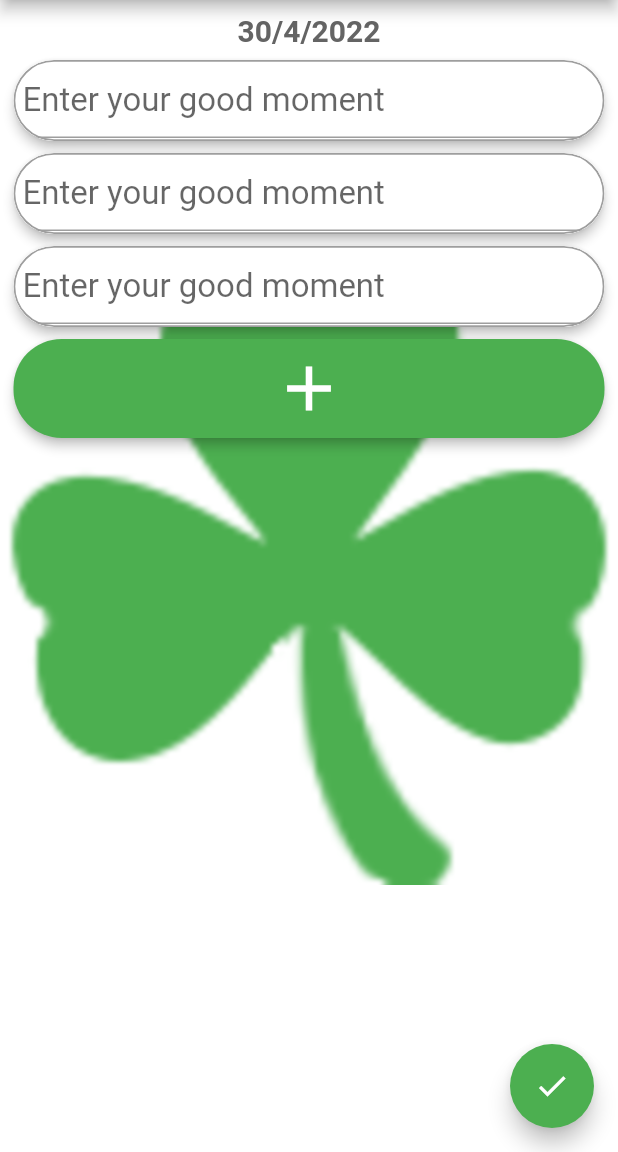
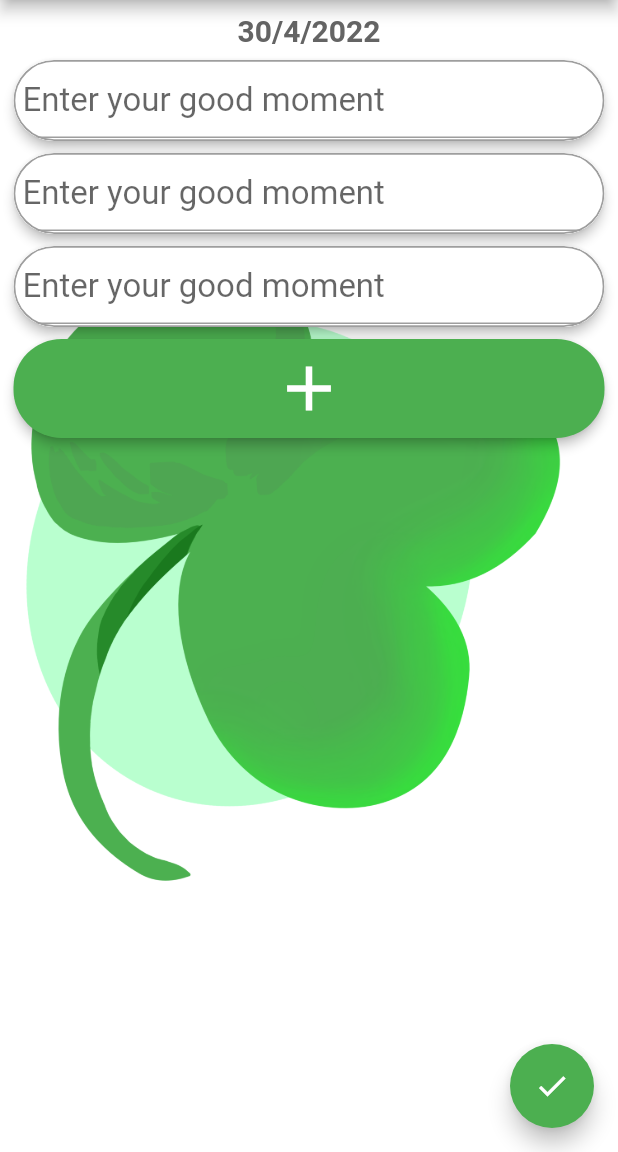
Before and after one commit to Alpagateau/blabliblu, a Flutter app: the screen it shows after launch, on a phone screen of 412 x 824 dp, the part 84-1236 px from its top. Run offline on Flutter 3.47's test engine with Material 2 defaults, Android fonts, the phone set to English and light mode, and no system bars; our stand-ins replace awesome_notifications, shared_preferences; Roboto replaces fonts that are missing (Raleway).

Commit message:
1.0.1 gg play version

```diff
--- a/lib/aboutPageWidget.dart
+++ b/lib/aboutPageWidget.dart
@@ -170,7 +170,7 @@ class AboutPage extends StatelessWidget {
                 ),
               ),
               Text(
-                "\n    The code was mainly made by Martin Nadaud (Alpagateau), but helped by the contributors on github. The icon was made by Marie Perrier (@art_with_marie)",
+                "\n    The code was mainly made by Martin Nadaud (Alpagateau), but helped by the contributors on github. The icon and background were made by Marie Perrier (@art_with_marie)",
                 style: TextStyle(
                   fontSize: 18,
                   wordSpacing: 5,
--- a/lib/main.dart
+++ b/lib/main.dart
@@ -17,7 +17,7 @@ import 'substringFinder.dart';
 import 'themes.dart' as themes;
 
 //TODO add a real icon
-
+//TODO save method should merge double saves
 //TODO Notifs still dont work (Myb try a free online service?)
 
 void main() {
@@ -319,7 +319,7 @@ class _MyHomePageState extends State<MyHomePage>
             Stack(
               children: <Widget>[
                 Center(
-                  child: Image.asset("assets/images/icon512.png"),
+                  child: Image.asset("assets/images/shamBG.png"),
                 ),
                 Center(
                   // Center is a layout widget. It takes a single child and positions it
--- a/pubspec.yaml
+++ b/pubspec.yaml
@@ -15,7 +15,7 @@ publish_to: 'none' # Remove this line if you wish to publish to pub.dev
 # In iOS, build-name is used as CFBundleShortVersionString while build-number used as CFBundleVersion.
 # Read more about iOS versioning at
 # https://developer.apple.com/library/archive/documentation/General/Reference/InfoPlistKeyReference/Articles/CoreFoundationKeys.html
-version: 1.0.1+1
+version: 1.0.1+2
 
 environment:
   sdk: ">=2.12.0 <3.0.0"
@@ -69,9 +69,9 @@ flutter:
 
   # To add assets to your application, add an assets section, like this:
   assets:
-    - images/disc.jpg
     - assets/images/heartChar.jpg
     - assets/images/icon512.png
+    - assets/images/shamBG.png
 
   # An image asset can refer to one or more resolution-specific "variants", see
   # https://flutter.dev/assets-and-images/#resolution-aware.
```
Also changed, not shown: assets/images/shamBG.png (added), images/disc.jpg (deleted), images/icon.jpg (deleted), images/icon.png, 20 other files.
